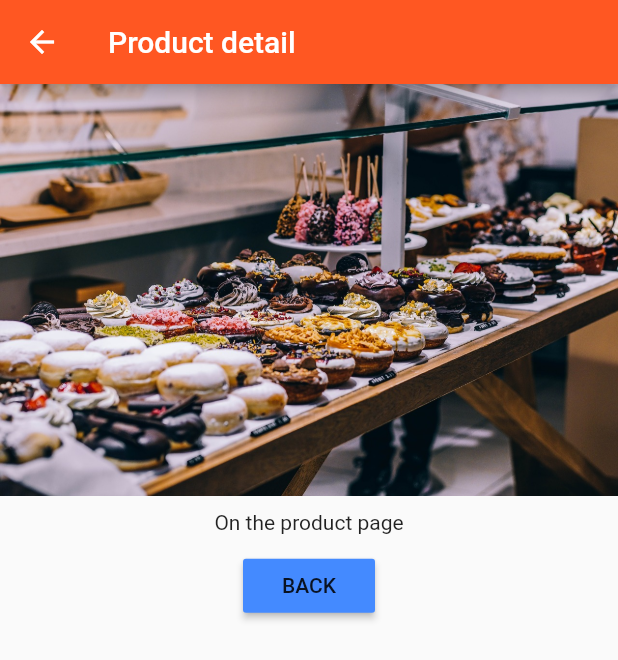
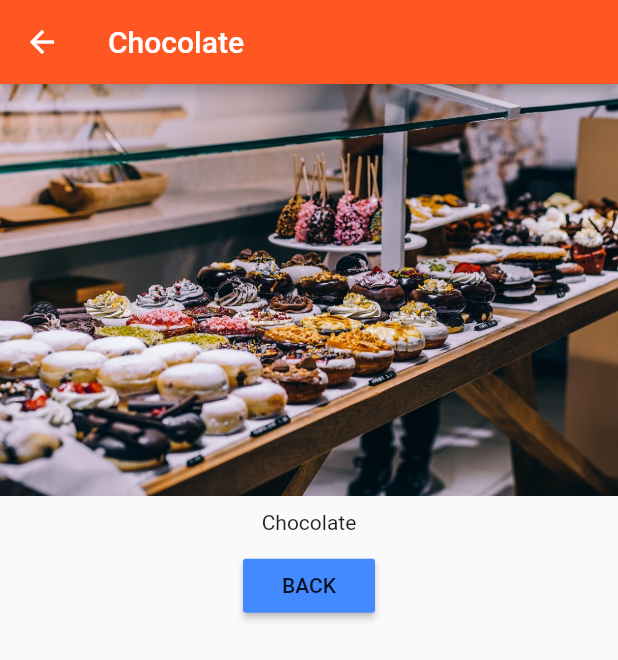
Before and after one commit to blkfltchr/learnflutterdart, a Flutter app: the screen it shows after launch, after a tap on "Add product", after a tap on "Details", on a phone screen of 412 x 824 dp. Shown: the top 660 px of the screen. Run offline on Flutter 3.47's test engine with Material 2 defaults, Android fonts, the phone set to English and light mode, and no system bars.

Commit message:
Dynamically passed data around

```diff
--- a/my_flutter_app/lib/pages/product.dart
+++ b/my_flutter_app/lib/pages/product.dart
@@ -1,19 +1,24 @@
 import 'package:flutter/material.dart';
 
 class ProductPage extends StatelessWidget {
+  final String title;
+  final String imageUrl;
+
+  ProductPage(this.title, this.imageUrl);
+
   @override
   Widget build(BuildContext context) {
     return Scaffold(
         appBar: AppBar(
-          title: Text('Product detail'),
+          title: Text(title),
         ),
         body: Column(
             crossAxisAlignment: CrossAxisAlignment.center,
             children: <Widget>[
-              Image.asset('assets/food.jpg'),
+              Image.asset(imageUrl),
               Container(
                 padding: EdgeInsets.all(10.0),
-                child: Text('On the product page'),
+                child: Text(title),
               ),
               RaisedButton(
                   color: Theme.of(context).accentColor,
--- a/my_flutter_app/lib/product_control.dart
+++ b/my_flutter_app/lib/product_control.dart
@@ -10,7 +10,7 @@ class ProductControl extends StatelessWidget {
     return RaisedButton(
         color: Theme.of(context).accentColor,
         onPressed: () {
-          addProduct('Sweets');
+          addProduct({'title': 'Chocolate', 'imageUrl': 'assets/food.jpg'});
         },
         child: Text('Add product'));
   }
--- a/my_flutter_app/lib/product_manager.dart
+++ b/my_flutter_app/lib/product_manager.dart
@@ -4,7 +4,7 @@ import './products.dart';
 import './product_control.dart';
 
 class ProductManager extends StatefulWidget {
-  final String startingProduct;
+  final Map<String, String> startingProduct;
 
   ProductManager({this.startingProduct});
 
@@ -15,7 +15,7 @@ class ProductManager extends StatefulWidget {
 }
 
 class _ProductManagerState extends State<ProductManager> {
-  List<String> _products = [];
+  List<Map<String, String>> _products = [];
 
   @override
   void initState() {
@@ -25,7 +25,7 @@ class _ProductManagerState extends State<ProductManager> {
     super.initState();
   }
 
-  void _addProduct(String product) {
+  void _addProduct(Map<String, String> product) {
     setState(() {
       _products.add(product);
     });
--- a/my_flutter_app/lib/products.dart
+++ b/my_flutter_app/lib/products.dart
@@ -3,7 +3,7 @@ import 'package:flutter/material.dart';
 import './pages/product.dart';
 
 class Products extends StatelessWidget {
-  final List<String> products;
+  final List<Map<String, String>> products;
 
   Products([this.products = const []]);
 
@@ -11,8 +11,8 @@ class Products extends StatelessWidget {
     return Card(
       child: Column(
         children: <Widget>[
-          Image.asset('assets/food.jpg'),
-          Text(products[index]),
+          Image.asset(products[index]['imageUrl']),
+          Text(products[index]['title']),
           ButtonBar(
             alignment: MainAxisAlignment.center,
             children: <Widget>[
@@ -21,7 +21,9 @@ class Products extends StatelessWidget {
                 onPressed: () => Navigator.push(
                       context,
                       MaterialPageRoute(
-                        builder: (context) => ProductPage(),
+                        builder: (context) => ProductPage(
+                            products[index]['title'],
+                            products[index]['imageUrl']),
                       ),
                     ),
               )
@@ -50,31 +52,3 @@ class Products extends StatelessWidget {
     return _buildProductList();
   }
 }
-
-// Conditional rendering v1
-//
-// Widget build(BuildContext context) {
-//     return products.length > 0
-//         ? ListView.builder(
-//             itemBuilder: _buildProductItem,
-//             itemCount: products.length,
-//           )
-//         : Center(
-//             child: Text('No products found...'),
-//           );
-//   }
-
-// Conditional rendering v2
-//
-// Widget build(BuildContext context) {
-//     Widget productCard = Center(
-//       child: Text('No products found...'),
-//     );
-//     if (products.length > 0) {
-//       productCard = ListView.builder(
-//         itemBuilder: _buildProductItem,
-//         itemCount: products.length,
-//       );
-//     }
-//     return productCard;
-//   }
```
